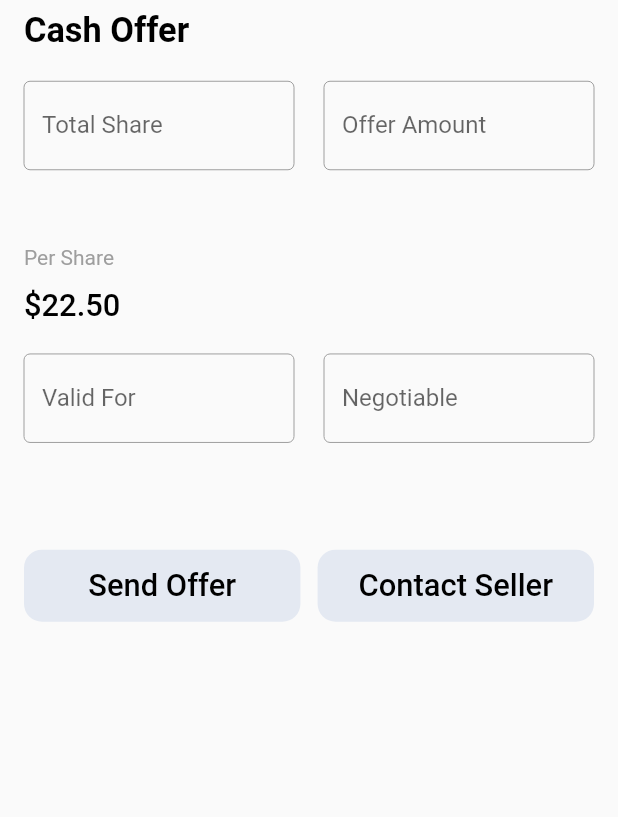
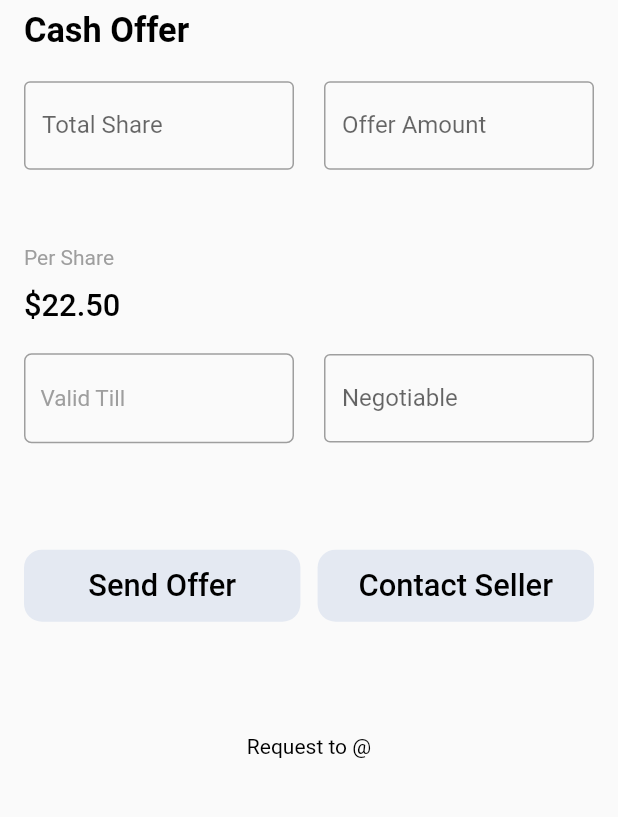
Before and after one commit to WaseemMirzaa/PlayerExchange, a Flutter app: the ExchangePlayerOfferScreen screen opened directly with empty values, after a tap on "send", on a phone screen of 412 x 824 dp, the part 74-891 px from its top. Run offline on Flutter 3.47's test engine with Material 2 defaults, Android fonts, the phone set to English and light mode, and no system bars; drawn by our look-alikes of auto_size_text; our stand-ins replace cached_network_image, cloud_firestore, dio, firebase_core, fl_chart, flutter_datetime_picker and 10 more; missing offline and left inert: dart:ffi, flutter_cached_pdfview, flutter_stripe, paginated_search_bar, time_elapsed; accounts and stored records are empty; project files that could hold a hidden picture were left out.

Commit message:
cash offer working

```diff
--- a/lib/ui/screens/exchange_player/cash_offer_screen.dart
+++ b/lib/ui/screens/exchange_player/cash_offer_screen.dart
@@ -9,8 +9,12 @@ import 'package:player_exchange/utils/color_manager.dart';
 import 'package:player_exchange/utils/style_manager.dart';
 import 'package:flutter_screenutil/flutter_screenutil.dart';
 
+import '../../../models/Exchange/exchange_player_model.dart';
+
 class CashOfferScreen extends StatefulWidget {
-  const CashOfferScreen({Key? key}) : super(key: key);
+  final ExchangePlayerModel exchangePlayerModel;
+
+  const CashOfferScreen({Key? key, required this.exchangePlayerModel}) : super(key: key);
 
   @override
   _CashOfferScreenState createState() => _CashOfferScreenState();
@@ -21,6 +25,60 @@ class _CashOfferScreenState extends State<CashOfferScreen> {
   var offerAmountController = TextEditingController();
   var validForController = TextEditingController();
   var isNegotiableController = TextEditingController();
+
+  DateTime selectedDate = DateTime.now();
+  String validTill = "Valid Till";
+
+
+
+
+
+  Future<void> _selectDate(BuildContext context) async {
+    DateTime? picked;
+    DatePicker.showDatePicker(context,
+        showTitleActions: true,
+        minTime: DateTime.now(),
+        maxTime: DateTime(2050, 1, 1),
+        onChanged: (date) {
+          print('change $date');
+        }, onConfirm: (date) {
+          print('confirm $date');
+          picked = date;
+          if (picked != null && picked != selectedDate) {
+            //   setState(() {
+            //     selectedDate = picked;
+            //     validTill = selectedDate.day.toString() +"-"+ selectedDate.month.toString() +"-"+ selectedDate.year.toString()  ;
+            //
+            //   });
+          }
+
+        }, currentTime: DateTime.now(), locale: LocaleType.en);
+
+
+    // final DateTime? picked = await showDatePicker(
+    //     context: context,
+    //     builder: (context, child){
+    //       return Theme(
+    //           data: Theme.of(context).copyWith(
+    //             colorScheme: ColorScheme.light(
+    //
+    //               onSurface: Colors.black, // body text color
+    //             ),
+    //           ), child: child!);
+    //     },
+    //
+    //     initialDate: selectedDate,
+    //     firstDate: DateTime.now(),
+    //     lastDate: DateTime(2101));
+    //
+    // if (picked != null && picked != selectedDate) {
+    //   setState(() {
+    //     selectedDate = picked;
+    //     validTill = selectedDate.day.toString() +"-"+ selectedDate.month.toString() +"-"+ selectedDate.year.toString()  ;
+    //
+    //   });
+
+  }
 
   @override
   Widget build(BuildContext context) {
@@ -50,11 +108,11 @@ class _CashOfferScreenState extends State<CashOfferScreen> {
                       decoration: InputDecoration(
                         enabledBorder: const OutlineInputBorder(
                           borderSide:
-                              const BorderSide(color: Colors.grey, width: 0.0),
+                              const BorderSide(color: Colors.grey, width: 1.0),
                         ),
                         focusedBorder: const OutlineInputBorder(
                           borderSide:
-                              const BorderSide(color: Colors.grey, width: 0.0),
+                              const BorderSide(color: Colors.grey, width: 1.0),
                         ),
                         hintText: "2",
                         label: Text('Total Share'),
@@ -69,11 +127,11 @@ class _CashOfferScreenState extends State<CashOfferScreen> {
                       decoration: InputDecoration(
                         enabledBorder: const OutlineInputBorder(
                           borderSide:
-                              const BorderSide(color: Colors.grey, width: 0.0),
+                              const BorderSide(color: Colors.grey, width: 1.0),
                         ),
                         focusedBorder: const OutlineInputBorder(
                           borderSide:
-                              const BorderSide(color: Colors.grey, width: 0.0),
+                              const BorderSide(color: Colors.grey, width: 1.0),
                         ),
                         hintText: "\$45",
                         label: Text('Offer Amount'),
@@ -110,36 +168,49 @@ class _CashOfferScreenState extends State<CashOfferScreen> {
                 height: 100,
                 width: double.infinity,
                 // color: Colors.red,
+                child:
+                Row(
+                  children: [
+                    Expanded(
                       child: GestureDetector(
                           onTap: (){
-                    DatePicker.showDatePicker(context,
-                        showTitleActions: true,
-                        minTime: DateTime.now(),
-                        maxTime: DateTime(2050, 1, 1),
-                        onChanged: (date) {
-                          print('change $date');
-                        }, onConfirm: (date) {
-                          print('confirm $date');
-                        }, currentTime: DateTime.now(), locale: LocaleType.en);
+                            _selectDate(context);
                           },
-                  child: Row(
-                    children: [
-                      Expanded(
-                          child: TextFormField(
-                        controller: shareController,
-                        decoration: InputDecoration(
-                          enabledBorder: const OutlineInputBorder(
-                            borderSide:
-                                const BorderSide(color: Colors.grey, width: 0.0),
+                          child: Padding(
+                            padding: const EdgeInsets.all(0.0),
+                            child: Container(
+                              height: 60,
+                              decoration: BoxDecoration(
+                                  borderRadius: BorderRadius.circular(5),
+                                  border: Border.all(color:  Colors.grey)
                               ),
-                          focusedBorder: const OutlineInputBorder(
-                            borderSide:
-                                const BorderSide(color: Colors.grey, width: 0.0),
+                              child: Padding(
+                                padding: const EdgeInsets.all(10.0),
+                                child: Align(
+                                    alignment: Alignment.centerLeft,
+                                    child: Text(validTill, style: TextStyle(fontSize: 15, color: Colors.grey),)),
                               ),
-                          hintText: "3 Hours",
-                          label: Text('Valid For'),
                             ),
-                      )),
+                          )
+                      ),
+                    ),
+
+                    // Expanded(
+                    //     child: TextFormField(
+                    //   controller: shareController,
+                    //   decoration: InputDecoration(
+                    //     enabledBorder: const OutlineInputBorder(
+                    //       borderSide:
+                    //           const BorderSide(color: Colors.grey, width: 0.0),
+                    //     ),
+                    //     focusedBorder: const OutlineInputBorder(
+                    //       borderSide:
+                    //           const BorderSide(color: Colors.grey, width: 0.0),
+                    //     ),
+                    //     hintText: "3 Hours",
+                    //     label: Text('Valid For'),
+                    //   ),
+                    // )),
                     SizedBox(
                       width: 20,
                     ),
@@ -149,18 +220,17 @@ class _CashOfferScreenState extends State<CashOfferScreen> {
                       decoration: InputDecoration(
                         enabledBorder: const OutlineInputBorder(
                           borderSide:
-                                const BorderSide(color: Colors.grey, width: 0.0),
+                              const BorderSide(color: Colors.grey, width: 1.0),
                         ),
                         focusedBorder: const OutlineInputBorder(
                           borderSide:
-                                const BorderSide(color: Colors.grey, width: 0.0),
+                              const BorderSide(color: Colors.grey, width: 1.0),
                         ),
                         hintText: "No",
                         label: Text('Negotiable'),
                       ),
                     )),
                   ],
-                  ),
                 ),
               ),
               Container(
@@ -199,6 +269,21 @@ class _CashOfferScreenState extends State<CashOfferScreen> {
                   ],
                 ),
               ),
+              SizedBox(height: 20.h,),
+              Row(
+                mainAxisAlignment: MainAxisAlignment.center,
+                children: [
+                  Text(
+                    'Request to @',
+                    textAlign: TextAlign.center,
+                    style: TextStyle(
+                      color: Colors.black,
+                      // fontSize: StyleManager().largeFontSize,
+                    ),
+                  ),
+                ],
+              ),
+              SizedBox(height: 40.h,),
             ],
           ),
         ),
--- a/lib/ui/screens/exchange_player/select_exchange_player_detail_screen.dart
+++ b/lib/ui/screens/exchange_player/select_exchange_player_detail_screen.dart
@@ -88,6 +88,7 @@ class _SelectExchangePlayerDetailScreenState extends State<SelectExchangePlayerD
                               Text(
                                 '\$ ${widget.exchangePlayerModel.roster?.cpoAthletes?.currentPricePerShare ?? ""}',
                                 style: TextStyle(
+                                    fontSize: StyleManager().mediumFontSize,
                                     color: Colors.black,
                                     fontWeight: FontWeight.w600),
                               ),
@@ -392,8 +393,9 @@ class _SelectExchangePlayerDetailScreenState extends State<SelectExchangePlayerD
             ),
             GestureDetector(
               onTap: () {
-                if(widget.exchangePlayerModel.userId != appDrawerController.user.value.id)
-                  Get.to(CashOfferScreen());
+                if(widget.exchangePlayerModel.userId != appDrawerController.user.value.id){
+                  Get.to(CashOfferScreen(exchangePlayerModel: widget.exchangePlayerModel,));
+                }
                 else
                   showMessageDialog("You cannot send an offer to yourself.", context, () => {
 
--- a/lib/ui/screens/home_tabs/exchange_player_offer_screen.dart
+++ b/lib/ui/screens/home_tabs/exchange_player_offer_screen.dart
@@ -101,7 +101,7 @@ class _ExchangePlayerOfferScreenState extends State<ExchangePlayerOfferScreen> {
         ],),
         Expanded(child: Container()),
         FilledButton(onTap: (){
-          Get.to(CashOfferScreen());
+          Get.to(CashOfferScreen(exchangePlayerModel: widget.exchangePlayerModel,));
         },text: 'send',isFullWidth:false),
         SizedBox(height: 20.h,),
         Text(
```
Lines whose indentation alone changed are shown as unchanged.
